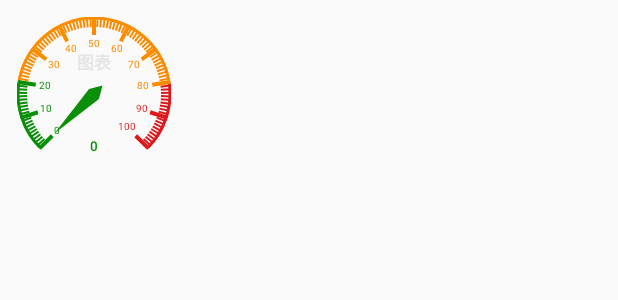
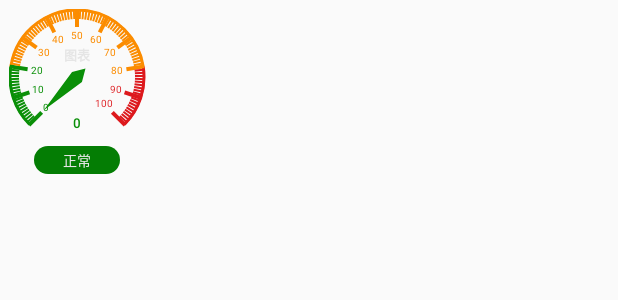
Before and after one commit to lyl15151865258/AirCondition, an Android app: the layout item_real_data.xml on its own in the app's theme, with its tools: preview values and no code run, on a phone screen of 412 x 824 dp. Shown: the top 300 px of the screen. Run offline under Robolectric (Android 15) with nearby library versions, the phone set to English and light mode, and no system bars.

Commit message:
图表下方增加该项指标的状态判断

```diff
--- a/app/src/main/java/com/zhongbenshuo/air/widget/ClockView.java
+++ b/app/src/main/java/com/zhongbenshuo/air/widget/ClockView.java
@@ -206,7 +206,7 @@ public class ClockView extends View {
         titlePaint.setColor(titleDialColor);
         titlePaint.setTextSize(titleDialSize);
         canvas.rotate(-47.7f);       //恢复坐标系为起始中心位置
-        canvas.drawText(titleDial, 0, -radiusDial / 3, titlePaint);
+        canvas.drawText(titleDial, 0, -radiusDial / 4, titlePaint);
 
         if (currentValue <= 20) {
             titlePaint.setColor(colorDialLower);
--- /dev/null
+++ b/app/src/main/res/drawable/background_normal.xml
@@ -0,0 +1,12 @@
+<?xml version="1.0" encoding="UTF-8"?>
+<shape xmlns:android="http://schemas.android.com/apk/res/android">
+
+    <solid android:color="#047D04" />
+
+    <corners
+        android:bottomLeftRadius="@dimen/dp_20"
+        android:bottomRightRadius="@dimen/dp_20"
+        android:topLeftRadius="@dimen/dp_20"
+        android:topRightRadius="@dimen/dp_20" />
+
+</shape>
--- a/app/src/main/res/layout/activity_main.xml
+++ b/app/src/main/res/layout/activity_main.xml
@@ -223,7 +223,7 @@
                         android:layout_weight="1"
                         android:gravity="center"
                         android:padding="@dimen/dp_3"
-                        android:text="CO2"
+                        android:text="二氧化碳"
                         android:textColor="@color/gray_5"
                         android:textSize="@dimen/sp_12"
                         android:textStyle="bold" />
--- a/app/src/main/res/layout/item_real_data.xml
+++ b/app/src/main/res/layout/item_real_data.xml
@@ -4,13 +4,14 @@
     android:layout_width="wrap_content"
     android:layout_height="wrap_content"
     android:background="@drawable/bg_station_selector"
+    android:gravity="center"
     android:orientation="vertical"
-    android:padding="@dimen/dp_10">
+    android:padding="@dimen/dp_5">
 
     <com.zhongbenshuo.air.widget.ClockView
         android:id="@+id/cvRealData"
-        android:layout_width="@dimen/dp_90"
-        android:layout_height="@dimen/dp_90"
+        android:layout_width="@dimen/dp_80"
+        android:layout_height="@dimen/dp_80"
         app:color_dial_high="@color/red_600"
         app:color_dial_lower="@color/green_600"
         app:color_dial_middle="@color/orange_600"
@@ -19,6 +20,17 @@
         app:text_size_value="@dimen/sp_8"
         app:text_title_color="@color/gray_5"
         app:text_title_dial="图表"
-        app:text_title_size="@dimen/sp_10" />
+        app:text_title_size="@dimen/sp_8" />
+
+    <TextView
+        android:id="@+id/tvStatus"
+        android:layout_width="@dimen/dp_50"
+        android:layout_height="wrap_content"
+        android:background="@drawable/background_normal"
+        android:gravity="center"
+        android:padding="@dimen/dp_2"
+        android:text="正常"
+        android:textColor="@color/gray_5"
+        android:textSize="@dimen/sp_8" />
 
 </LinearLayout>
```
Also changed, not shown: app/src/main/java/com/zhongbenshuo/air/activity/MainActivity.java (+6 -6 lines), app/src/main/java/com/zhongbenshuo/air/adapter/RealDataAdapter.java (+94 -0 lines), app/src/main/java/com/zhongbenshuo/air/bean/RealData.java (+22 -1 lines), app/src/main/res/drawable/background_abnormal.xml (added, +12 -0 lines).
